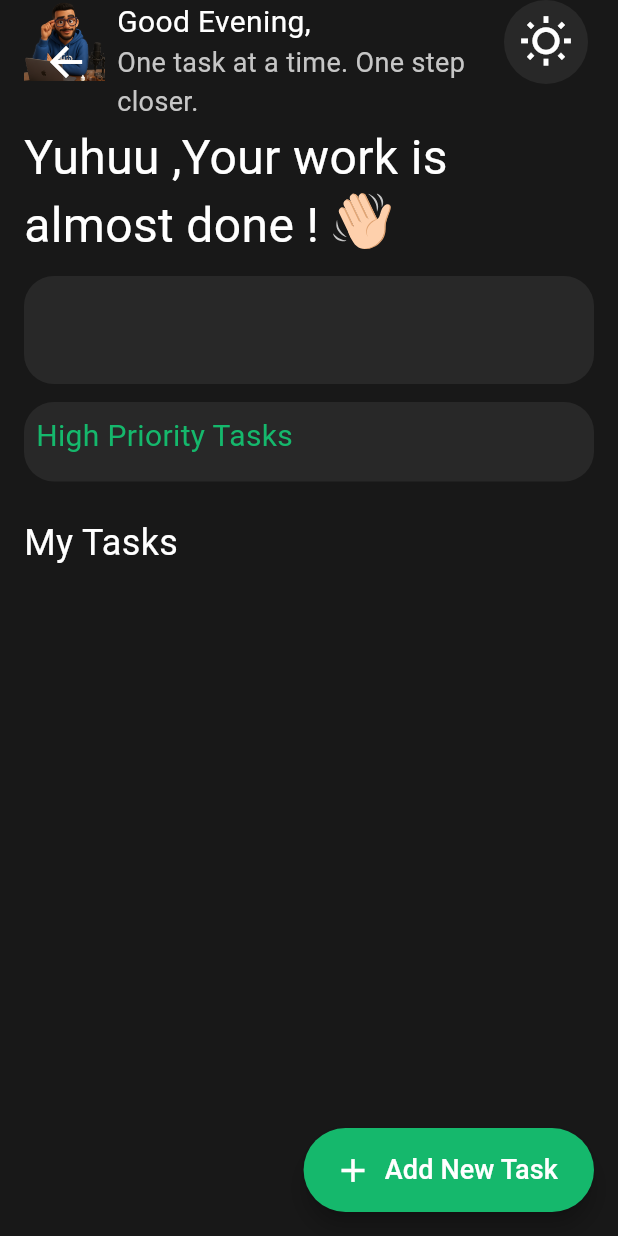
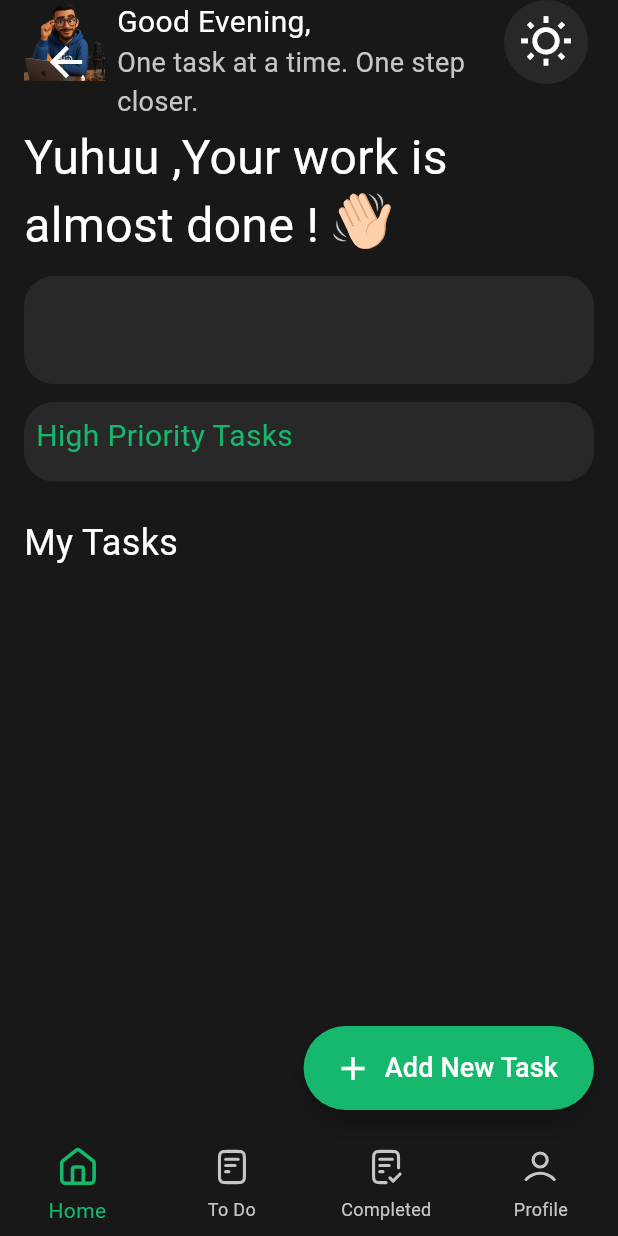
Before and after one commit to AhmedEzz999/daily_plan, a Flutter app: the HomeView screen opened by its route, on a phone screen of 412 x 824 dp. Run offline on Flutter 3.47's test engine with Material 3 defaults, Android fonts, the phone set to English and light mode, and no system bars; our stand-ins replace flutter_svg, shared_preferences; accounts and stored records are empty.

Commit message:
Added Bottom Navigation Bar

```diff
--- a/lib/main.dart
+++ b/lib/main.dart
@@ -41,6 +41,7 @@ class _MyAppState extends State<MyApp> {
       title: 'Daily Plan',
       theme: ThemeData(
         useMaterial3: true,
+        splashFactory: NoSplash.splashFactory,
         scaffoldBackgroundColor: scaffoldBackgroundColor,
         appBarTheme: const AppBarTheme(
           backgroundColor: scaffoldBackgroundColor,
--- /dev/null
+++ b/lib/views/completed_view.dart
@@ -0,0 +1,10 @@
+import 'package:flutter/material.dart';
+
+class CompletedView extends StatelessWidget {
+  const CompletedView({super.key});
+
+  @override
+  Widget build(BuildContext context) {
+    return const Scaffold();
+  }
+}
--- a/lib/views/home_view.dart
+++ b/lib/views/home_view.dart
@@ -3,9 +3,33 @@ import 'package:flutter/material.dart';
 import '../constants/constants.dart';
 import '../widgets/header_home_view.dart';
 import '../widgets/home_view_body.dart';
+import '../widgets/task_navigation_bar.dart';
+import 'completed_view.dart';
+import 'profile_view.dart';
+import 'to_do_view.dart';
 
-class HomeView extends StatelessWidget {
+class HomeView extends StatefulWidget {
   const HomeView({super.key});
+
+  @override
+  State<HomeView> createState() => _HomeViewState();
+}
+
+class _HomeViewState extends State<HomeView> {
+  int _selectedIndex = 0;
+
+  void _onItemTapped(int index) {
+    setState(() {
+      _selectedIndex = index;
+    });
+  }
+
+  final List<Widget> _screens = [
+    const HomeView(),
+    const ToDoView(),
+    const CompletedView(),
+    const ProfileView(),
+  ];
 
   @override
   Widget build(BuildContext context) {
@@ -42,6 +66,10 @@ class HomeView extends StatelessWidget {
           style: TextStyle(fontSize: 18, fontWeight: FontWeight.w500),
         ),
       ),
+      bottomNavigationBar: TaskNavigationBar(
+        selectedIndex: _selectedIndex,
+        onTap: _onItemTapped,
+      ),
     );
   }
 }
--- /dev/null
+++ b/lib/views/profile_view.dart
@@ -0,0 +1,10 @@
+import 'package:flutter/material.dart';
+
+class ProfileView extends StatelessWidget {
+  const ProfileView({super.key});
+
+  @override
+  Widget build(BuildContext context) {
+    return const Scaffold();
+  }
+}
--- /dev/null
+++ b/lib/views/to_do_view.dart
@@ -0,0 +1,10 @@
+import 'package:flutter/material.dart';
+
+class ToDoView extends StatelessWidget {
+  const ToDoView({super.key});
+
+  @override
+  Widget build(BuildContext context) {
+    return const Scaffold();
+  }
+}
--- /dev/null
+++ b/lib/widgets/bottom_navigation_icon.dart
@@ -0,0 +1,31 @@
+import 'package:flutter/material.dart';
+import 'package:flutter_svg/svg.dart';
+
+class BottomNavigationIcon extends StatefulWidget {
+  const BottomNavigationIcon({
+    required this.iconIndex,
+    required this.currentIndex,
+    required this.selectedIcon,
+    required this.unSelectedIcon,
+    super.key,
+  });
+  final int iconIndex;
+  final int currentIndex;
+  final String selectedIcon;
+  final String unSelectedIcon;
+
+  @override
+  State<BottomNavigationIcon> createState() => _BottomNavigationIconState();
+}
+
+class _BottomNavigationIconState extends State<BottomNavigationIcon> {
+  @override
+  Widget build(BuildContext context) {
+    return Padding(
+      padding: const EdgeInsets.only(bottom: 4),
+      child: widget.iconIndex == widget.currentIndex
+          ? SvgPicture.asset(widget.selectedIcon, width: 30, height: 30)
+          : SvgPicture.asset(widget.unSelectedIcon, width: 26, height: 26),
+    );
+  }
+}
--- /dev/null
+++ b/lib/widgets/task_navigation_bar.dart
@@ -0,0 +1,74 @@
+import 'package:flutter/material.dart';
+
+import '../constants/constants.dart';
+import 'bottom_navigation_icon.dart';
+
+class TaskNavigationBar extends StatefulWidget {
+  const TaskNavigationBar({required this.selectedIndex, super.key, this.onTap});
+  final int selectedIndex;
+  final void Function(int)? onTap;
+
+  @override
+  State<TaskNavigationBar> createState() => _TaskNavigationBarState();
+}
+
+class _TaskNavigationBarState extends State<TaskNavigationBar> {
+  @override
+  Widget build(BuildContext context) {
+    return BottomNavigationBar(
+      type: BottomNavigationBarType.fixed,
+      backgroundColor: scaffoldBackgroundColor,
+      selectedItemColor: primaryColor,
+      unselectedItemColor: const Color(0xffC6C6C6),
+      elevation: 0,
+      currentIndex: widget.selectedIndex,
+      onTap: widget.onTap,
+      items: [
+        BottomNavigationBarItem(
+          icon: BottomNavigationIcon(
+            iconIndex: 0,
+            currentIndex: widget.selectedIndex,
+            selectedIcon:
+                'assets/images/bottom_navigation_icons/selected_home_icon.svg',
+            unSelectedIcon:
+                'assets/images/bottom_navigation_icons/unselected_home_icon.svg',
+          ),
+          label: 'Home',
+        ),
+        BottomNavigationBarItem(
+          icon: BottomNavigationIcon(
+            iconIndex: 1,
+            currentIndex: widget.selectedIndex,
+            selectedIcon:
+                'assets/images/bottom_navigation_icons/selected_to_do_icon.svg',
+            unSelectedIcon:
+                'assets/images/bottom_navigation_icons/unselected_to_do_icon.svg',
+          ),
+          label: 'To Do',
+        ),
+        BottomNavigationBarItem(
+          icon: BottomNavigationIcon(
+            iconIndex: 2,
+            currentIndex: widget.selectedIndex,
+            selectedIcon:
+                'assets/images/bottom_navigation_icons/selected_completed_icon.svg',
+            unSelectedIcon:
+                'assets/images/bottom_navigation_icons/unselected_completed_icon.svg',
+          ),
+          label: 'Completed',
+        ),
+        BottomNavigationBarItem(
+          icon: BottomNavigationIcon(
+            iconIndex: 3,
+            currentIndex: widget.selectedIndex,
+            selectedIcon:
+                'assets/images/bottom_navigation_icons/selected_profile_icon.svg',
+            unSelectedIcon:
+                'assets/images/bottom_navigation_icons/unselected_profile_icon.svg',
+          ),
+          label: 'Profile',
+        ),
+      ],
+    );
+  }
+}
--- a/pubspec.yaml
+++ b/pubspec.yaml
@@ -51,6 +51,7 @@ flutter:
   # To add assets to your application, add an assets section, like this:
   assets:
     - assets/images/
+    - assets/images/bottom_navigation_icons/
   # An image asset can refer to one or more resolution-specific "variants", see
   # https://flutter.dev/to/resolution-aware-images
   # For details regarding adding assets from package dependencies, see
```
Also changed, not shown: assets/images/bottom_navigation_icons/selected_completed_icon.svg (added), assets/images/bottom_navigation_icons/selected_home_icon.svg (added), assets/images/bottom_navigation_icons/selected_profile_icon.svg (added), assets/images/bottom_navigation_icons/selected_to_do_icon.svg (added), assets/images/bottom_navigation_icons/unselected_completed_icon.svg (added), assets/images/bottom_navigation_icons/unselected_home_icon.svg (added), assets/images/bottom_navigation_icons/unselected_profile_icon.svg (added), assets/images/bottom_navigation_icons/unselected_to_do_icon.svg (added).
